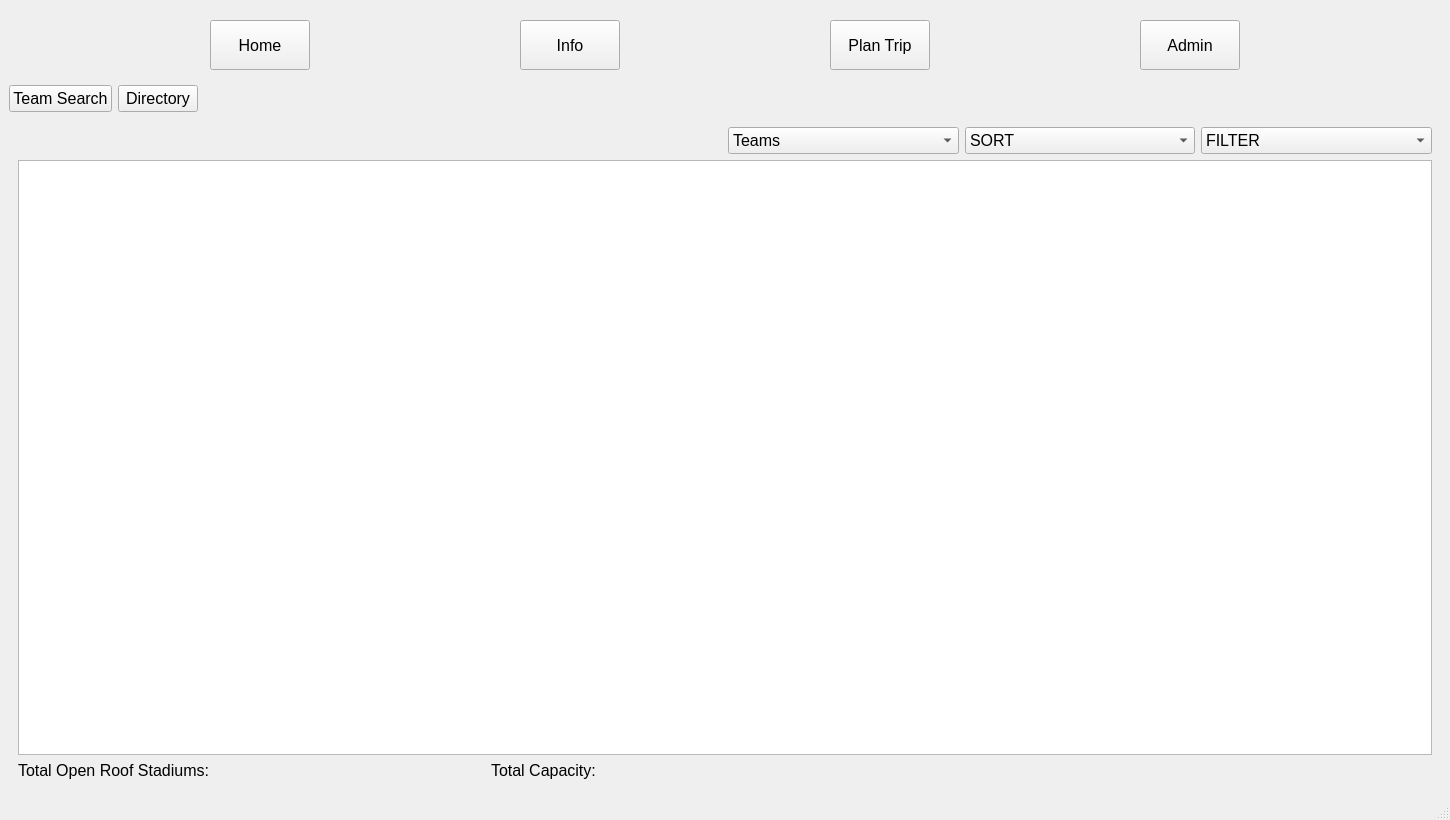
First picture: the form in qt/app/mainwindow.ui, repository kboniadi/Lets_Play_Football, before the edit.
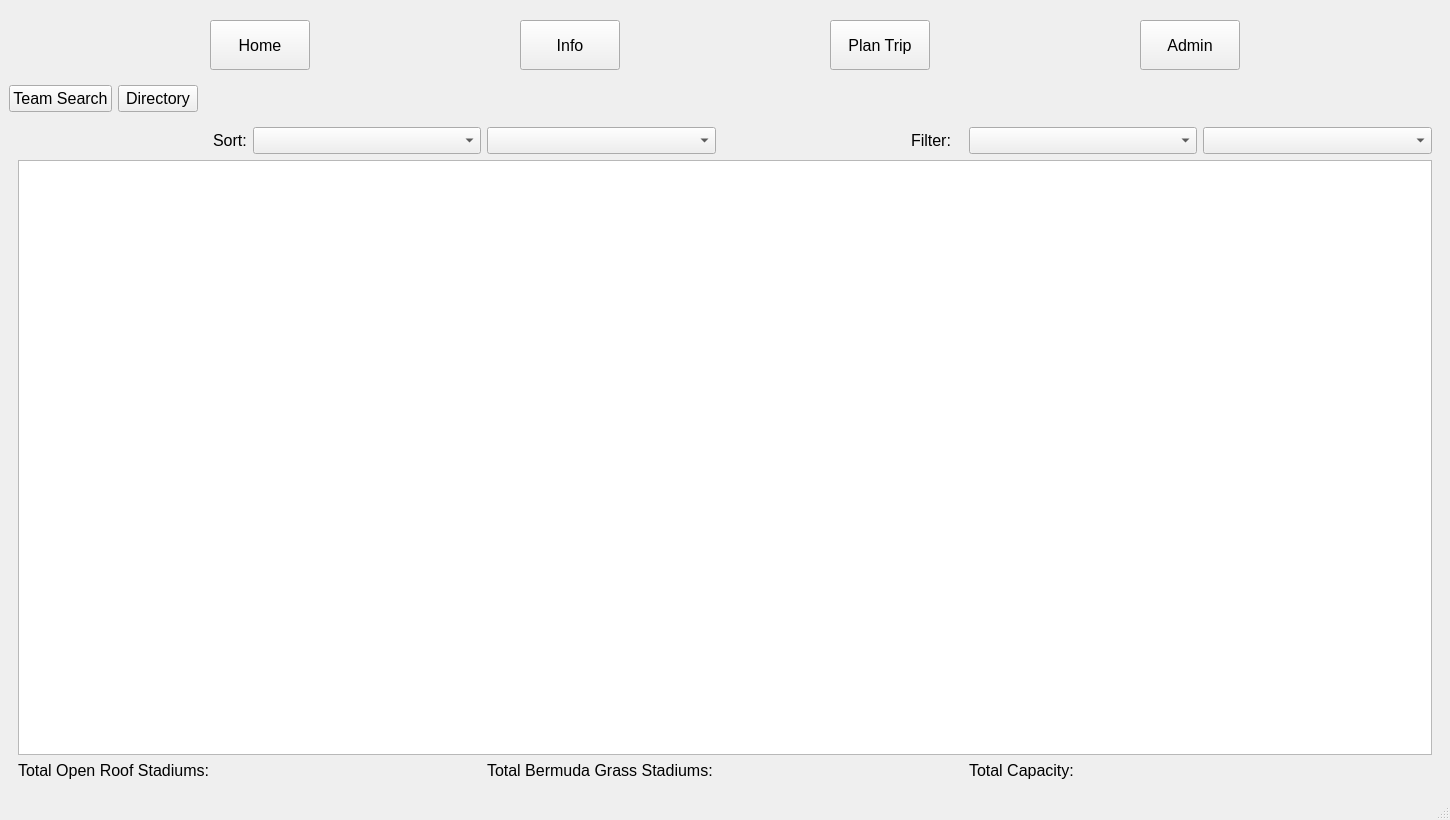
Second picture: the form after the edit.

Commit message: Edit list view + change database table

```diff
--- a/qt/app/mainwindow.ui
+++ b/qt/app/mainwindow.ui
@@ -327,8 +327,29 @@
            <layout class="QGridLayout" name="gridLayout_list_2">
             <item row="0" column="0">
              <layout class="QGridLayout" name="gridLayout_list">
-              <item row="0" column="4">
-               <widget class="QComboBox" name="comboBox_list_sort">
+              <item row="0" column="2">
+               <widget class="QComboBox" name="comboBox_list_sortstadiums">
+                <property name="font">
+                 <font>
+                  <pointsize>12</pointsize>
+                 </font>
+                </property>
+               </widget>
+              </item>
+              <item row="0" column="0" alignment="Qt::AlignRight">
+               <widget class="QLabel" name="label_list_sort">
+                <property name="font">
+                 <font>
+                  <pointsize>12</pointsize>
+                 </font>
+                </property>
+                <property name="text">
+                 <string>Sort:</string>
+                </property>
+               </widget>
+              </item>
+              <item row="0" column="6">
+               <widget class="QComboBox" name="comboBox_list_filterstadiums">
                 <property name="sizePolicy">
                  <sizepolicy hsizetype="Preferred" vsizetype="Fixed">
                   <horstretch>0</horstretch>
@@ -340,11 +361,6 @@
                   <pointsize>12</pointsize>
                  </font>
                 </property>
-                <item>
-                 <property name="text">
-                  <string>SORT</string>
-                 </property>
-                </item>
                </widget>
               </item>
               <item row="0" column="5">
@@ -359,51 +375,6 @@
                  <font>
                   <pointsize>12</pointsize>
                  </font>
-                </property>
-                <item>
-                 <property name="text">
-                  <string>FILTER</string>
-                 </property>
-                </item>
-               </widget>
-              </item>
-              <item row="0" column="3">
-               <widget class="QComboBox" name="comboBox_list_type">
-                <property name="sizePolicy">
-                 <sizepolicy hsizetype="Preferred" vsizetype="Fixed">
-                  <horstretch>0</horstretch>
-                  <verstretch>0</verstretch>
-                 </sizepolicy>
-                </property>
-                <property name="font">
-                 <font>
-                  <pointsize>12</pointsize>
-                 </font>
-                </property>
-                <item>
-                 <property name="text">
-                  <string>Teams</string>
-                 </property>
-                </item>
-                <item>
-                 <property name="text">
-                  <string>Stadiums</string>
-                 </property>
-                </item>
-               </widget>
-              </item>
-              <item row="1" column="0" colspan="6">
-               <widget class="QTableView" name="tableView_list"/>
-              </item>
-              <item row="2" column="2" colspan="4">
-               <widget class="QLabel" name="label_list_totalcapacity">
-                <property name="font">
-                 <font>
-                  <pointsize>12</pointsize>
-                 </font>
-                </property>
-                <property name="text">
-                 <string>Total Capacity: </string>
                 </property>
                </widget>
               </item>
@@ -419,6 +390,67 @@
                 </property>
                </widget>
               </item>
+              <item row="0" column="1">
+               <widget class="QComboBox" name="comboBox_list_sortteams">
+                <property name="font">
+                 <font>
+                  <pointsize>12</pointsize>
+                 </font>
+                </property>
+               </widget>
+              </item>
+              <item row="2" column="5" colspan="2">
+               <widget class="QLabel" name="label_list_totalcapacity">
+                <property name="font">
+                 <font>
+                  <pointsize>12</pointsize>
+                 </font>
+                </property>
+                <property name="text">
+                 <string>Total Capacity: </string>
+                </property>
+               </widget>
+              </item>
+              <item row="2" column="2" colspan="2">
+               <widget class="QLabel" name="label_list_totalgrass">
+                <property name="font">
+                 <font>
+                  <pointsize>12</pointsize>
+                 </font>
+                </property>
+                <property name="text">
+                 <string>Total Bermuda Grass Stadiums: </string>
+                </property>
+               </widget>
+              </item>
+              <item row="0" column="3" alignment="Qt::AlignRight">
+               <widget class="QLabel" name="label_list_filter">
+                <property name="font">
+                 <font>
+                  <pointsize>12</pointsize>
+                 </font>
+                </property>
+                <property name="text">
+                 <string>Filter:</string>
+                </property>
+               </widget>
+              </item>
+              <item row="2" column="4">
+               <widget class="QLabel" name="label_list_invisiblespacer">
+                <property name="sizePolicy">
+                 <sizepolicy hsizetype="Fixed" vsizetype="Fixed">
+                  <horstretch>0</horstretch>
+                  <verstretch>0</verstretch>
+                 </sizepolicy>
+                </property>
+                <property name="text">
+                 <string/>
+                </property>
+               </widget>
+              </item>
+              <item row="1" column="0" colspan="7">
+               <widget class="QTableView" name="tableView_list"/>
+              </item>
              </layout>
             </item>
            </layout>
```
Left out of the diff: 4 changed lines with no effect on the pictures. The commit also changes 3 other files.
